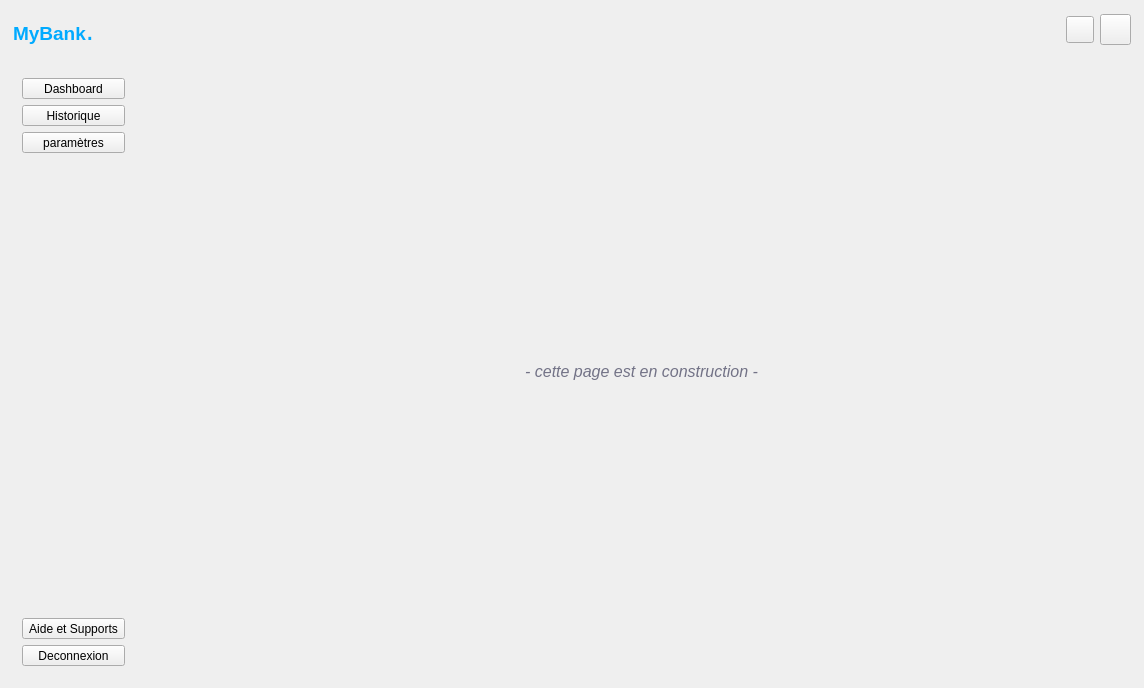
will180901/my_bank, file fenmain.ui: the form before one commit.
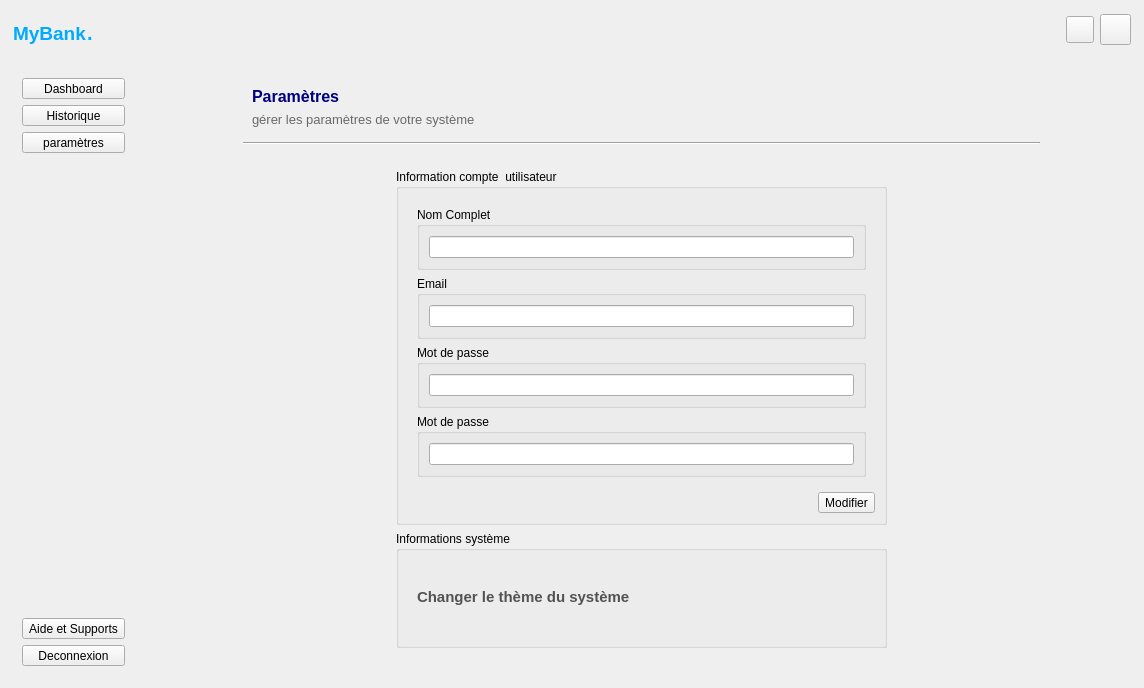
The form after the commit. The open tabs and pages were chosen to show the change. Icons and pictures are not drawn.

What changed in the file:
```diff
--- a/fenmain.ui
+++ b/fenmain.ui
@@ -1527,7 +1527,7 @@
                           </property>
                           <item alignment="Qt::AlignmentFlag::AlignLeft">
                            <widget class="QWidget" name="widget_16" native="true">
-                            <layout class="QVBoxLayout" name="verticalLayout_16">
+                            <layout class="QHBoxLayout" name="horizontalLayout_27">
                              <item>
                               <widget class="QLabel" name="label_titre_compte_epargne">
                                <property name="text">
@@ -2149,30 +2149,217 @@
           </layout>
          </widget>
          <widget class="QWidget" name="page_parametres">
-          <layout class="QGridLayout" name="gridLayout_3">
-           <property name="leftMargin">
-            <number>0</number>
-           </property>
-           <property name="topMargin">
-            <number>0</number>
-           </property>
-           <property name="rightMargin">
-            <number>0</number>
-           </property>
-           <property name="bottomMargin">
-            <number>0</number>
-           </property>
-           <property name="spacing">
-            <number>0</number>
-           </property>
-           <item row="0" column="0">
-            <widget class="QLabel" name="message_page_en_construction">
-             <property name="text">
-              <string>&lt;html&gt;&lt;head/&gt;&lt;body&gt;&lt;p&gt;&lt;span style=&quot; font-size:12pt; font-style:italic; color:#727286;&quot;&gt;- cette page est en construction -&lt;/span&gt;&lt;/p&gt;&lt;/body&gt;&lt;/html&gt;</string>
+          <layout class="QVBoxLayout" name="verticalLayout_18">
+           <item alignment="Qt::AlignmentFlag::AlignHCenter">
+            <widget class="QWidget" name="carte_parametres" native="true">
+             <property name="minimumSize">
+              <size>
+               <width>811</width>
+               <height>481</height>
+              </size>
              </property>
-             <property name="alignment">
-              <set>Qt::AlignmentFlag::AlignCenter</set>
-             </property>
+             <layout class="QVBoxLayout" name="verticalLayout_38">
+              <item>
+               <widget class="QWidget" name="widget_30" native="true">
+                <property name="sizePolicy">
+                 <sizepolicy hsizetype="Preferred" vsizetype="Fixed">
+                  <horstretch>0</horstretch>
+                  <verstretch>0</verstretch>
+                 </sizepolicy>
+                </property>
+                <layout class="QVBoxLayout" name="verticalLayout_16">
+                 <item>
+                  <widget class="QLabel" name="label_titre_compte_courant_5">
+                   <property name="text">
+                    <string>&lt;html&gt;&lt;head/&gt;&lt;body&gt;&lt;p&gt;&lt;span style=&quot; font-size:12pt; font-weight:700; color:#00007f;&quot;&gt;Paramètres &lt;/span&gt;&lt;/p&gt;&lt;/body&gt;&lt;/html&gt;</string>
+                   </property>
+                  </widget>
+                 </item>
+                 <item>
+                  <widget class="QLabel" name="label_10">
+                   <property name="text">
+                    <string>&lt;html&gt;&lt;head/&gt;&lt;body&gt;&lt;p&gt;&lt;span style=&quot; font-size:10pt; color:#696969;&quot;&gt;gérer les paramètres de votre système &lt;/span&gt;&lt;/p&gt;&lt;/body&gt;&lt;/html&gt;</string>
+                   </property>
+                  </widget>
+                 </item>
+                </layout>
+               </widget>
+              </item>
+              <item>
+               <widget class="Line" name="line_3">
+                <property name="orientation">
+                 <enum>Qt::Orientation::Horizontal</enum>
+                </property>
+               </widget>
+              </item>
+              <item>
+               <widget class="QWidget" name="zone_objet_parametres" native="true">
+                <layout class="QHBoxLayout" name="horizontalLayout_29">
+                 <item>
+                  <spacer name="horizontalSpacer">
+                   <property name="orientation">
+                    <enum>Qt::Orientation::Horizontal</enum>
+                   </property>
+                   <property name="sizeHint" stdset="0">
+                    <size>
+                     <width>135</width>
+                     <height>20</height>
+                    </size>
+                   </property>
+                  </spacer>
+                 </item>
+                 <item alignment="Qt::AlignmentFlag::AlignHCenter">
+                  <widget class="QWidget" name="widget_31" native="true">
+                   <layout class="QGridLayout" name="gridLayout_3">
+                    <item row="2" column="0">
+                     <widget class="QGroupBox" name="groupBox_systeme_user">
+                      <property name="minimumSize">
+                       <size>
+                        <width>491</width>
+                        <height>80</height>
+                       </size>
+                      </property>
+                      <property name="title">
+                       <string>Informations système</string>
+                      </property>
+                      <layout class="QVBoxLayout" name="verticalLayout_45">
+                       <item>
+                        <widget class="QWidget" name="widget_33" native="true">
+                         <property name="sizePolicy">
+                          <sizepolicy hsizetype="Preferred" vsizetype="Fixed">
+                           <horstretch>0</horstretch>
+                           <verstretch>0</verstretch>
+                          </sizepolicy>
+                         </property>
+                         <layout class="QHBoxLayout" name="horizontalLayout_28">
+                          <item alignment="Qt::AlignmentFlag::AlignLeft">
+                           <widget class="QLabel" name="label_11">
+                            <property name="text">
+                             <string>&lt;html&gt;&lt;head/&gt;&lt;body&gt;&lt;p&gt;&lt;span style=&quot; font-size:11pt; font-weight:700; color:#525252;&quot;&gt;Changer le thème du système&lt;/span&gt;&lt;/p&gt;&lt;/body&gt;&lt;/html&gt;</string>
+                            </property>
+                           </widget>
+                          </item>
+                          <item>
+                           <widget class="QWidget" name="zone_bouton_bascule" native="true">
+                            <property name="sizePolicy">
+                             <sizepolicy hsizetype="Fixed" vsizetype="Preferred">
+                              <horstretch>0</horstretch>
+                              <verstretch>0</verstretch>
+                             </sizepolicy>
+                            </property>
+                            <property name="minimumSize">
+                             <size>
+                              <width>101</width>
+                              <height>41</height>
+                             </size>
+                            </property>
+                           </widget>
+                          </item>
+                         </layout>
+                        </widget>
+                       </item>
+                      </layout>
+                     </widget>
+                    </item>
+                    <item row="0" column="0">
+                     <widget class="QGroupBox" name="groupBox_info_user">
+                      <property name="minimumSize">
+                       <size>
+                        <width>491</width>
+                        <height>171</height>
+                       </size>
+                      </property>
+                      <property name="title">
+                       <string>Information compte  utilisateur</string>
+                      </property>
+                      <layout class="QVBoxLayout" name="verticalLayout_44">
+                       <item>
+                        <widget class="QWidget" name="widget_32" native="true">
+                         <layout class="QVBoxLayout" name="verticalLayout_43">
+                          <item>
+                           <widget class="QGroupBox" name="groupBox_18">
+                            <property name="title">
+                             <string>Nom Complet</string>
+                            </property>
+                            <layout class="QVBoxLayout" name="verticalLayout_39">
+                             <item>
+                              <widget class="QLineEdit" name="lineEdit_nom_titulaire_parametre"/>
+                             </item>
+                            </layout>
+                           </widget>
+                          </item>
+                          <item>
+                           <widget class="QGroupBox" name="groupBox_19">
+                            <property name="title">
+                             <string>Email </string>
+                            </property>
+                            <layout class="QVBoxLayout" name="verticalLayout_40">
+                             <item>
+                              <widget class="QLineEdit" name="lineEdit_email_titulaire_parametre"/>
+                             </item>
+                            </layout>
+                           </widget>
+                          </item>
+                          <item>
+                           <widget class="QGroupBox" name="groupBox_20">
+                            <property name="title">
+                             <string>Mot de passe </string>
+                            </property>
+                            <layout class="QVBoxLayout" name="verticalLayout_41">
+                             <item>
+                              <widget class="QLineEdit" name="lineEdit_mot_de_passe_parametre"/>
+                             </item>
+                            </layout>
+                           </widget>
+                          </item>
+                          <item>
+                           <widget class="QGroupBox" name="groupBox_21">
+                            <property name="title">
+                             <string>Mot de passe </string>
+                            </property>
+                            <layout class="QVBoxLayout" name="verticalLayout_42">
+                             <item>
+                              <widget class="QLineEdit" name="lineEdit_mot_de_passe_confirmation_parametre"/>
+                             </item>
+                            </layout>
+                           </widget>
+                          </item>
+                         </layout>
+                        </widget>
+                       </item>
+                       <item alignment="Qt::AlignmentFlag::AlignRight">
+                        <widget class="QToolButton" name="btn_modifier_info_tutilaire_parametre">
+                         <property name="cursor">
+                          <cursorShape>PointingHandCursor</cursorShape>
+                         </property>
+                         <property name="text">
+                          <string>Modifier</string>
+                         </property>
+                        </widget>
+                       </item>
+                      </layout>
+                     </widget>
+                    </item>
+                   </layout>
+                  </widget>
+                 </item>
+                 <item>
+                  <spacer name="horizontalSpacer_2">
+                   <property name="orientation">
+                    <enum>Qt::Orientation::Horizontal</enum>
+                   </property>
+                   <property name="sizeHint" stdset="0">
+                    <size>
+                     <width>135</width>
+                     <height>20</height>
+                    </size>
+                   </property>
+                  </spacer>
+                 </item>
+                </layout>
+               </widget>
+              </item>
+             </layout>
             </widget>
            </item>
           </layout>
```
Left out of the diff: 247 changed lines with no effect on the pictures.
